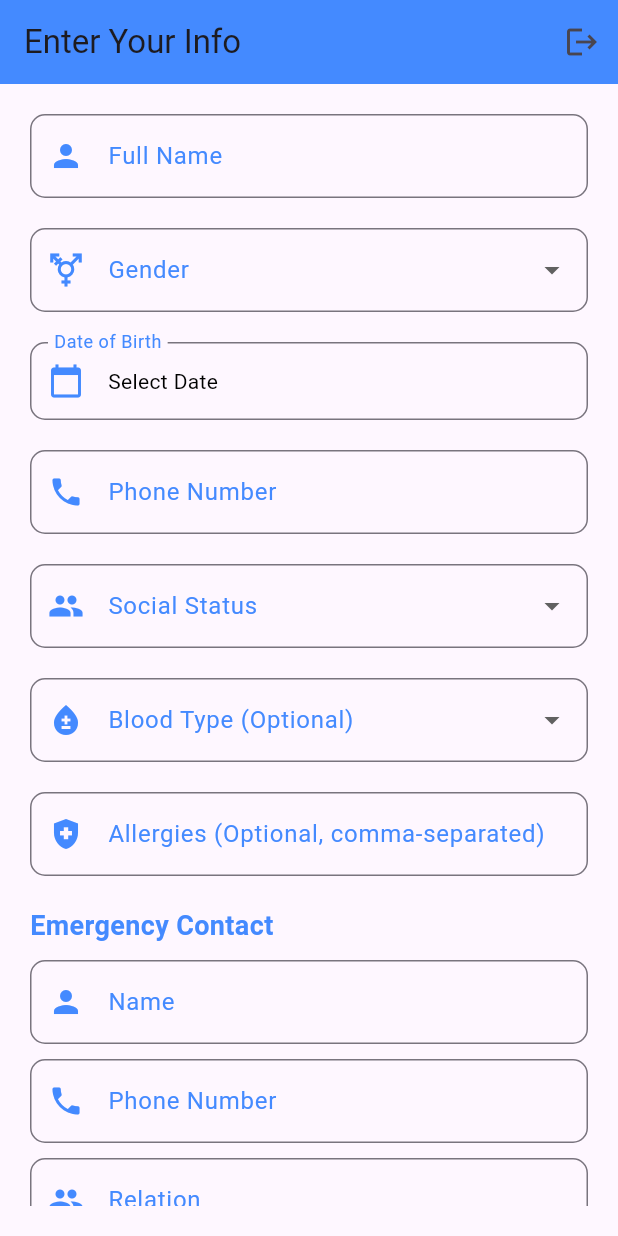
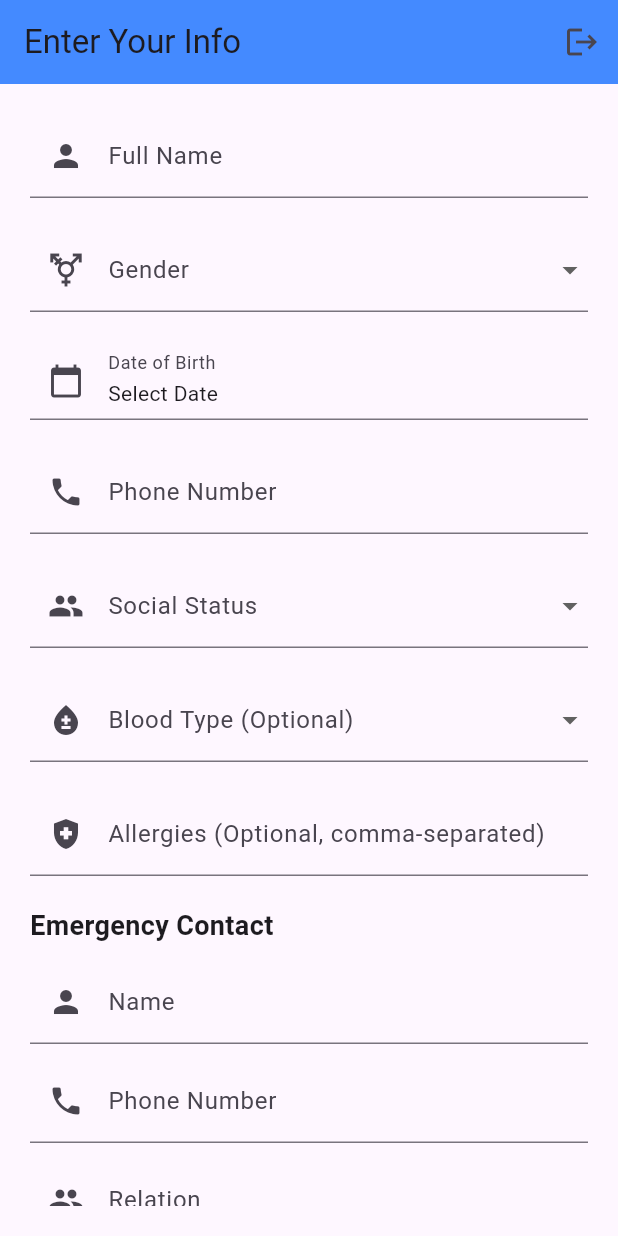
Before and after one commit to maryam370/Accident-Alert-System, a Flutter app: the InfoInputPage screen opened directly, on a phone screen of 412 x 824 dp. Run offline on Flutter 3.47's test engine with Material 3 defaults, Android fonts, the phone set to English and light mode, and no system bars; our stand-ins replace cloud_firestore, firebase_auth, firebase_core, firebase_messaging, location; missing offline and left inert: bcrypt; accounts and stored records are empty.

Commit message:
created a new table to store the user_info

```diff
--- a/accident_alert_system/lib/user/info_input.dart
+++ b/accident_alert_system/lib/user/info_input.dart
@@ -23,7 +23,6 @@ class _InfoInputPageState extends State<InfoInputPage> {
   DateTime? dateOfBirth;
   List<String> allergies = [];
 
-  // Method to show date picker
   Future<void> _selectDate(BuildContext context) async {
     final DateTime? picked = await showDatePicker(
       context: context,
@@ -38,7 +37,6 @@ class _InfoInputPageState extends State<InfoInputPage> {
     }
   }
 
-  // Method to save user info to Firestore
   void saveUserInfo(BuildContext context) async {
     if (_formKey.currentState!.validate()) {
       final user = FirebaseAuth.instance.currentUser;
@@ -49,14 +47,13 @@ class _InfoInputPageState extends State<InfoInputPage> {
         return;
       }
 
-    // Prepare the data to be saved
       final userData = {
+        'userId': user.uid,  // Reference to the main users collection
         'name': nameController.text.trim(),
-      'email': user.email,
         'phoneNumber': phoneNumberController.text.trim(),
-      'gender': gender, // Add gender
-      'dateOfBirth': dateOfBirth, // Add date of birth
-      'socialStatus': socialStatus, // Add social status
+        'gender': gender,
+        'dateOfBirth': dateOfBirth,
+        'socialStatus': socialStatus,
         'medicalRecords': {
           'bloodGroup': bloodType,
           'allergies': allergies,
@@ -70,17 +67,16 @@ class _InfoInputPageState extends State<InfoInputPage> {
       };
 
       try {
-      // Save user data to Firestore
+        // Save to the new user_info collection
         await FirebaseFirestore.instance
-          .collection('users')
-          .doc(user.uid)
-          .set(userData, SetOptions(merge: true));
+            .collection('user_info')
+            .doc(user.uid)  // Same document ID as users collection
+            .set(userData);
 
         ScaffoldMessenger.of(context).showSnackBar(
           SnackBar(content: Text("User information saved successfully!")),
         );
 
-      // Navigate to UserHomePage after successful save
         Navigator.pushReplacement(
           context,
           MaterialPageRoute(builder: (context) => UserHomePage()),
@@ -94,7 +90,6 @@ class _InfoInputPageState extends State<InfoInputPage> {
     }
   }
 
-
   @override
   Widget build(BuildContext context) {
     return Scaffold(
@@ -106,7 +101,7 @@ class _InfoInputPageState extends State<InfoInputPage> {
             icon: Icon(Icons.logout),
             onPressed: () async {
               await FirebaseAuth.instance.signOut();
-        Navigator.of(context).pushReplacementNamed('/login'); // Adjust the route accordingly
+              Navigator.of(context).pushReplacementNamed('/login');
             },
           ),
         ],
@@ -119,19 +114,13 @@ class _InfoInputPageState extends State<InfoInputPage> {
             child: Column(
               crossAxisAlignment: CrossAxisAlignment.start,
               children: [
-                // Name
+                // Name field
                 TextFormField(
                   controller: nameController,
                   decoration: InputDecoration(
                     labelText: 'Full Name',
-                    labelStyle: TextStyle(color: Colors.blueAccent),
-                    border: OutlineInputBorder(
-                      borderRadius: BorderRadius.circular(10.0),
-                      borderSide: BorderSide(color: Colors.blueAccent),
+                    prefixIcon: Icon(Icons.person),
                   ),
-                    prefixIcon: Icon(Icons.person, color: Colors.blueAccent),
-                  ),
-                  style: TextStyle(color: Colors.black),
                   validator: (value) {
                     if (value == null || value.isEmpty) {
                       return 'Please enter your name';
@@ -141,94 +130,63 @@ class _InfoInputPageState extends State<InfoInputPage> {
                 ),
                 SizedBox(height: 20),
 
-                // Gender
+                // Gender dropdown
                 DropdownButtonFormField<String>(
                   value: gender,
                   decoration: InputDecoration(
                     labelText: 'Gender',
-                    labelStyle: TextStyle(color: Colors.blueAccent),
-                    border: OutlineInputBorder(
-                      borderRadius: BorderRadius.circular(10.0),
-                      borderSide: BorderSide(color: Colors.blueAccent),
+                    prefixIcon: Icon(Icons.transgender),
                   ),
-                    prefixIcon: Icon(Icons.transgender, color: Colors.blueAccent),
-                  ),
-                  items: ['Male', 'Female']
+                  items: ['Male', 'Female', 'Other']
                       .map((gender) => DropdownMenuItem(
                             value: gender,
                             child: Text(gender),
                           ))
                       .toList(),
-                  onChanged: (value) {
-                    setState(() {
-                      gender = value;
-                    });
-                  },
+                  onChanged: (value) => setState(() => gender = value),
+                  validator: (value) => value == null ? 'Please select gender' : null,
+                ),
+                SizedBox(height: 20),
+
+                // Date picker
+                InkWell(
+                  onTap: () => _selectDate(context),
+                  child: InputDecorator(
+                    decoration: InputDecoration(
+                      labelText: 'Date of Birth',
+                      prefixIcon: Icon(Icons.calendar_today),
+                    ),
+                    child: Text(
+                      dateOfBirth == null
+                          ? 'Select Date'
+                          : '${dateOfBirth!.day}/${dateOfBirth!.month}/${dateOfBirth!.year}',
+                    ),
+                  ),
+                ),
+                SizedBox(height: 20),
+
+                // Phone number
+                TextFormField(
+                  controller: phoneNumberController,
+                  decoration: InputDecoration(
+                    labelText: 'Phone Number',
+                    prefixIcon: Icon(Icons.phone),
+                  ),
                   validator: (value) {
                     if (value == null || value.isEmpty) {
-                      return 'Please select your gender';
+                      return 'Please enter phone number';
                     }
                     return null;
                   },
                 ),
                 SizedBox(height: 20),
 
-                // Date of Birth
-                InkWell(
-                  onTap: () => _selectDate(context),
-                  child: InputDecorator(
-                    decoration: InputDecoration(
-                      labelText: 'Date of Birth',
-                      labelStyle: TextStyle(color: Colors.blueAccent),
-                      border: OutlineInputBorder(
-                        borderRadius: BorderRadius.circular(10.0),
-                        borderSide: BorderSide(color: Colors.blueAccent),
-                      ),
-                      prefixIcon: Icon(Icons.calendar_today, color: Colors.blueAccent),
-                    ),
-                    child: Text(
-                      dateOfBirth == null
-                          ? 'Select Date'
-                          : '${dateOfBirth!.day}/${dateOfBirth!.month}/${dateOfBirth!.year}',
-                      style: TextStyle(color: Colors.black),
-                    ),
-                  ),
-                ),
-                SizedBox(height: 20),
-
-                // Phone Number
-                TextFormField(
-                  controller: phoneNumberController,
-                  decoration: InputDecoration(
-                    labelText: 'Phone Number',
-                    labelStyle: TextStyle(color: Colors.blueAccent),
-                    border: OutlineInputBorder(
-                      borderRadius: BorderRadius.circular(10.0),
-                      borderSide: BorderSide(color: Colors.blueAccent),
-                    ),
-                    prefixIcon: Icon(Icons.phone, color: Colors.blueAccent),
-                  ),
-                  style: TextStyle(color: Colors.black),
-                  validator: (value) {
-                    if (value == null || value.isEmpty) {
-                      return 'Please enter your phone number';
-                    }
-                    return null;
-                  },
-                ),
-                SizedBox(height: 20),
-
-                // Social Status
+                // Social status
                 DropdownButtonFormField<String>(
                   value: socialStatus,
                   decoration: InputDecoration(
                     labelText: 'Social Status',
-                    labelStyle: TextStyle(color: Colors.blueAccent),
-                    border: OutlineInputBorder(
-                      borderRadius: BorderRadius.circular(10.0),
-                      borderSide: BorderSide(color: Colors.blueAccent),
-                    ),
-                    prefixIcon: Icon(Icons.people, color: Colors.blueAccent),
+                    prefixIcon: Icon(Icons.people),
                   ),
                   items: ['Single', 'Married', 'Divorced', 'Widowed']
                       .map((status) => DropdownMenuItem(
@@ -236,31 +194,17 @@ class _InfoInputPageState extends State<InfoInputPage> {
                             child: Text(status),
                           ))
                       .toList(),
-                  onChanged: (value) {
-                    setState(() {
-                      socialStatus = value;
-                    });
-                  },
-                  validator: (value) {
-                    if (value == null || value.isEmpty) {
-                      return 'Please select your social status';
-                    }
-                    return null;
-                  },
+                  onChanged: (value) => setState(() => socialStatus = value),
+                  validator: (value) => value == null ? 'Please select status' : null,
                 ),
                 SizedBox(height: 20),
 
-                // Blood Type (Optional)
+                // Blood type (optional)
                 DropdownButtonFormField<String>(
                   value: bloodType,
                   decoration: InputDecoration(
                     labelText: 'Blood Type (Optional)',
-                    labelStyle: TextStyle(color: Colors.blueAccent),
-                    border: OutlineInputBorder(
-                      borderRadius: BorderRadius.circular(10.0),
-                      borderSide: BorderSide(color: Colors.blueAccent),
-                    ),
-                    prefixIcon: Icon(Icons.bloodtype, color: Colors.blueAccent),
+                    prefixIcon: Icon(Icons.bloodtype),
                   ),
                   items: ['A+', 'A-', 'B+', 'B-', 'AB+', 'AB-', 'O+', 'O-']
                       .map((type) => DropdownMenuItem(
@@ -268,60 +212,35 @@ class _InfoInputPageState extends State<InfoInputPage> {
                             child: Text(type),
                           ))
                       .toList(),
-                  onChanged: (value) {
-                    setState(() {
-                      bloodType = value;
-                    });
-                  },
+                  onChanged: (value) => setState(() => bloodType = value),
                 ),
                 SizedBox(height: 20),
 
-                // Allergies (Optional)
+                // Allergies (optional)
                 TextFormField(
                   controller: allergiesController,
                   decoration: InputDecoration(
                     labelText: 'Allergies (Optional, comma-separated)',
-                    labelStyle: TextStyle(color: Colors.blueAccent),
-                    border: OutlineInputBorder(
-                      borderRadius: BorderRadius.circular(10.0),
-                      borderSide: BorderSide(color: Colors.blueAccent),
+                    prefixIcon: Icon(Icons.health_and_safety),
                   ),
-                    prefixIcon: Icon(Icons.health_and_safety, color: Colors.blueAccent),
-                  ),
-                  style: TextStyle(color: Colors.black),
-                  onChanged: (value) {
-                    setState(() {
+                  onChanged: (value) => setState(() {
                     allergies = value.split(',').map((e) => e.trim()).toList();
-                    });
-                  },
+                  }),
                 ),
                 SizedBox(height: 20),
 
-                // Emergency Contact
-                Text(
-                  'Emergency Contact',
-                  style: TextStyle(
-                    fontSize: 18,
-                    fontWeight: FontWeight.bold,
-                    color: Colors.blueAccent,
-                  ),
-                ),
+                // Emergency contact section
+                Text('Emergency Contact', style: TextStyle(fontSize: 18, fontWeight: FontWeight.bold)),
                 SizedBox(height: 10),
                 TextFormField(
                   controller: emergencyNameController,
                   decoration: InputDecoration(
                     labelText: 'Name',
-                    labelStyle: TextStyle(color: Colors.blueAccent),
-                    border: OutlineInputBorder(
-                      borderRadius: BorderRadius.circular(10.0),
-                      borderSide: BorderSide(color: Colors.blueAccent),
+                    prefixIcon: Icon(Icons.person),
                   ),
-                    prefixIcon: Icon(Icons.person, color: Colors.blueAccent),
-                  ),
-                  style: TextStyle(color: Colors.black),
                   validator: (value) {
                     if (value == null || value.isEmpty) {
-                      return 'Please enter the emergency contact name';
+                      return 'Please enter contact name';
                     }
                     return null;
                   },
@@ -331,17 +250,11 @@ class _InfoInputPageState extends State<InfoInputPage> {
                   controller: emergencyNumberController,
                   decoration: InputDecoration(
                     labelText: 'Phone Number',
-                    labelStyle: TextStyle(color: Colors.blueAccent),
-                    border: OutlineInputBorder(
-                      borderRadius: BorderRadius.circular(10.0),
-                      borderSide: BorderSide(color: Colors.blueAccent),
+                    prefixIcon: Icon(Icons.phone),
                   ),
-                    prefixIcon: Icon(Icons.phone, color: Colors.blueAccent),
-                  ),
-                  style: TextStyle(color: Colors.black),
                   validator: (value) {
                     if (value == null || value.isEmpty) {
-                      return 'Please enter the emergency contact number';
+                      return 'Please enter contact number';
                     }
                     return null;
                   },
@@ -351,39 +264,23 @@ class _InfoInputPageState extends State<InfoInputPage> {
                   controller: emergencyRelationController,
                   decoration: InputDecoration(
                     labelText: 'Relation',
-                    labelStyle: TextStyle(color: Colors.blueAccent),
-                    border: OutlineInputBorder(
-                      borderRadius: BorderRadius.circular(10.0),
-                      borderSide: BorderSide(color: Colors.blueAccent),
+                    prefixIcon: Icon(Icons.people),
                   ),
-                    prefixIcon: Icon(Icons.people, color: Colors.blueAccent),
-                  ),
-                  style: TextStyle(color: Colors.black),
                   validator: (value) {
                     if (value == null || value.isEmpty) {
-                      return 'Please enter the relation to the emergency contact';
+                      return 'Please enter relationship';
                     }
                     return null;
                   },
                 ),
                 SizedBox(height: 30),
 
-                // Save Button
-                Container(
+                // Save button
+                SizedBox(
                   width: double.infinity,
                   child: ElevatedButton(
                     onPressed: () => saveUserInfo(context),
-                    style: ElevatedButton.styleFrom(
-                      backgroundColor: Colors.blueAccent,
-                      padding: EdgeInsets.symmetric(vertical: 15),
-                      shape: RoundedRectangleBorder(
-                        borderRadius: BorderRadius.circular(10),
-                      ),
-                    ),
-                    child: Text(
-                      'Save Information',
-                      style: TextStyle(fontSize: 18),
-                    ),
+                    child: Text('Save Information'),
                   ),
                 ),
               ],
@@ -393,4 +290,15 @@ class _InfoInputPageState extends State<InfoInputPage> {
       ),
     );
   }
+
+  @override
+  void dispose() {
+    nameController.dispose();
+    phoneNumberController.dispose();
+    emergencyNameController.dispose();
+    emergencyNumberController.dispose();
+    emergencyRelationController.dispose();
+    allergiesController.dispose();
+    super.dispose();
   }
+}
```
Also changed, not shown: accident_alert_system/lib/main.dart (+6 -1 lines). Lines whose indentation alone changed are shown as unchanged.
